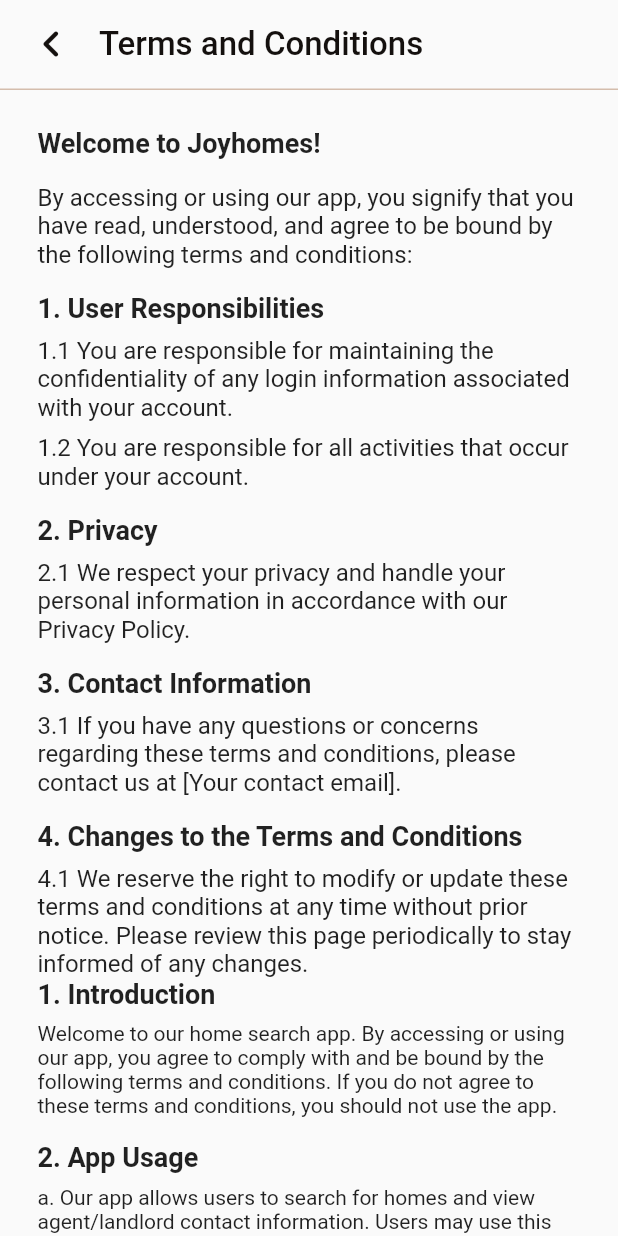
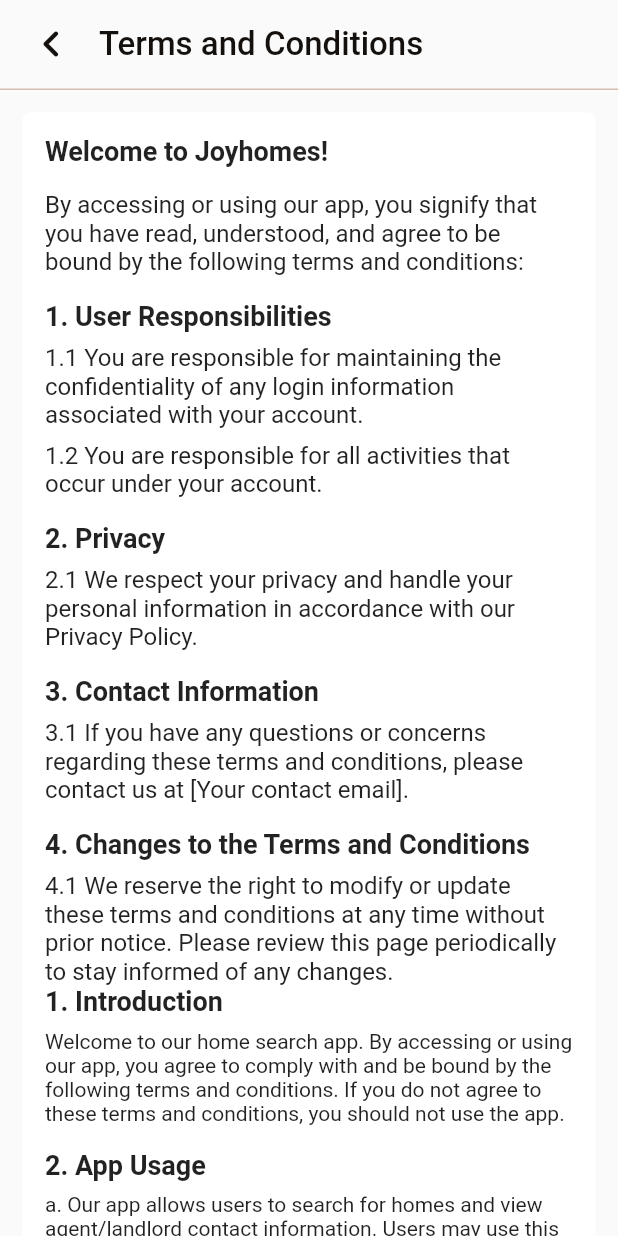
Before and after one commit to iluv27/joy_homes, a Flutter app: the TermsOfServiceScreen screen opened directly, on a phone screen of 412 x 824 dp. Run offline on Flutter 3.47's test engine with Material 2 defaults, Android fonts, the phone set to English and light mode, and no system bars; our stand-ins replace carousel_slider, flutter_image_compress, flutter_map, geolocator, image_picker, latlong2; network calls fail.

Commit message:
New commit

```diff
--- a/lib/screens/settings_screen/terms.dart
+++ b/lib/screens/settings_screen/terms.dart
@@ -6,6 +6,7 @@ class TermsOfServiceScreen extends StatelessWidget {
   @override
   Widget build(BuildContext context) {
     return Scaffold(
+        backgroundColor: Color(0XFFFAFAFA),
         appBar: AppBarWidget2(
           leading: Padding(
             padding: const EdgeInsets.only(left: 8.0),
@@ -39,7 +40,11 @@ class TermsAndConditionsScreen extends StatelessWidget {
   @override
   Widget build(BuildContext context) {
     return SingleChildScrollView(
-      padding: EdgeInsets.all(25.0),
+      padding: EdgeInsets.all(15.0),
+      child: Container(
+        decoration: BoxDecoration(
+            borderRadius: BorderRadius.circular(5), color: Colors.white),
+        padding: EdgeInsets.all(15),
         child: Column(
           crossAxisAlignment: CrossAxisAlignment.start,
           children: [
@@ -221,6 +226,7 @@ class TermsAndConditionsScreen extends StatelessWidget {
             ),
           ],
         ),
+      ),
     );
   }
 }
```
Also changed, not shown: lib/screens/home_screen/reviews/review_terms.dart (+0 -19 lines). Lines whose indentation alone changed are shown as unchanged.
